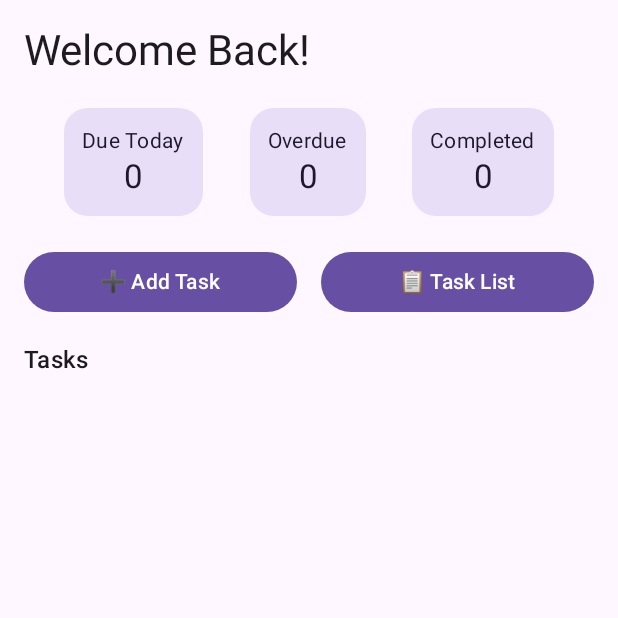
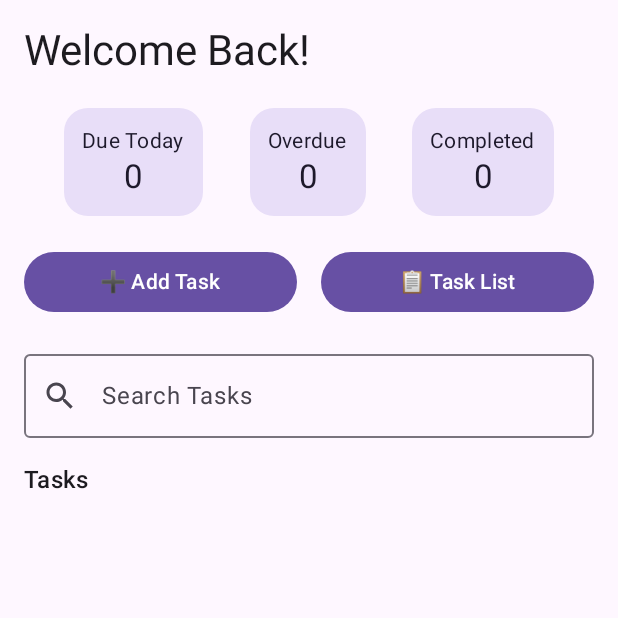
Before and after one commit to r2le8/MyAndroidApp, an Android app built with Jetpack Compose: the screen it shows after launch (MainActivity), on a phone screen of 412 x 824 dp, the top half of it. Run offline under Robolectric (Android 15) with nearby library versions, the phone set to English and light mode, and no system bars; our stand-ins replace Room's generated code.

Commit message:
added search function

```diff
--- a/app/src/main/java/com/example/courseworkdemo/HomeScreen.kt
+++ b/app/src/main/java/com/example/courseworkdemo/HomeScreen.kt
@@ -5,6 +5,9 @@ import androidx.compose.foundation.layout.*
 import androidx.compose.foundation.lazy.LazyColumn
 import androidx.compose.foundation.lazy.items
 import androidx.compose.foundation.shape.RoundedCornerShape
+import androidx.compose.material.icons.Icons
+import androidx.compose.material.icons.filled.ArrowDropDown
+import androidx.compose.material.icons.filled.Search
 import androidx.compose.material3.*
 import androidx.compose.runtime.*
 import androidx.compose.ui.Alignment
@@ -26,7 +29,10 @@ fun HomeScreen(navController: NavController, viewModel: TaskViewModel) {
     val formatter = DateTimeFormatter.ofPattern("d/M/yyyy")
     val completedCount by viewModel.completedCount.collectAsState()
 
+    // Search query state
+    var searchQuery by remember { mutableStateOf("") }
 
+    // Handle task categorization (Due Today and Overdue)
     val dueToday = tasks.filter {
         try {
             LocalDate.parse(it.dueDate, formatter) == today
@@ -41,6 +47,12 @@ fun HomeScreen(navController: NavController, viewModel: TaskViewModel) {
         } catch (e: Exception) {
             false
         }
+    }
+
+    // Filter tasks based on search query
+    val filteredTasks = tasks.filter {
+        it.name.contains(searchQuery, ignoreCase = true) ||
+                it.description.contains(searchQuery, ignoreCase = true)
     }
 
     Column(modifier = Modifier.fillMaxSize().padding(16.dp)) {
@@ -71,10 +83,23 @@ fun HomeScreen(navController: NavController, viewModel: TaskViewModel) {
         }
 
         Spacer(modifier = Modifier.height(16.dp))
+
+        // Search Bar
+        OutlinedTextField(
+            value = searchQuery,
+            onValueChange = { searchQuery = it },
+            label = { Text("Search Tasks") },
+            leadingIcon = { Icon(Icons.Filled.Search, contentDescription = "Search Icon") },
+            modifier = Modifier.fillMaxWidth()
+        )
+
+        Spacer(modifier = Modifier.height(16.dp))
+
+        // Tasks List
         Text("Tasks", style = MaterialTheme.typography.titleMedium)
 
         LazyColumn {
-            items(tasks) { task ->
+            items(filteredTasks) { task ->
                 TaskItem(task = task, onComplete = { viewModel.markTaskCompleted(task) })
             }
         }
```
